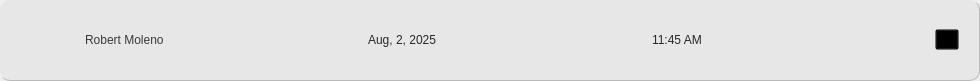
DreddVDomasian/Petmate-Desktop-Application, file Frontend/appointmentCard.ui: the form before one commit.
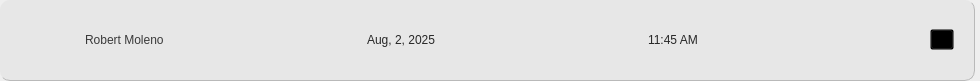
The form after the commit. Icons and pictures are not drawn.

Commit message:
Update UI layout margins and tab index
Changed the currentIndex of the main tab widget in Home.ui from 8 to 3 and set all margins to 0 for verticalLayout_17. Adjusted right margin from 0 to 5 in appointmentCard.ui for improved layout spacing.

```diff
--- a/Frontend/appointmentCard.ui
+++ b/Frontend/appointmentCard.ui
@@ -24,7 +24,7 @@
     <number>0</number>
    </property>
    <property name="rightMargin">
-    <number>0</number>
+    <number>5</number>
    </property>
    <property name="bottomMargin">
     <number>0</number>
```
The commit also changes 1 other file.
